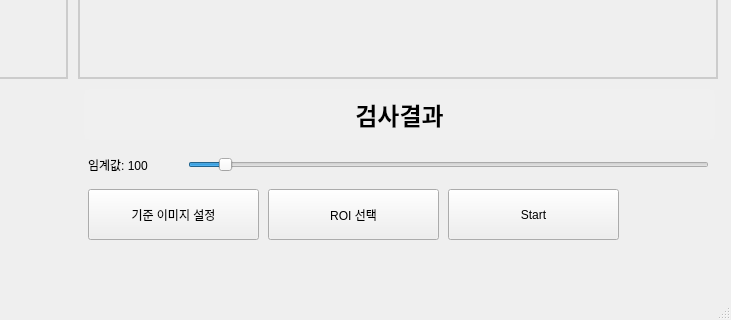
Before: the Qt Designer form vision_test.ui in hyunsub-shin/vision_test, drawn with Qt 5; both pictures show x 582 to 1313 and y 571 to 891 of the 1313 by 891 pixel window.
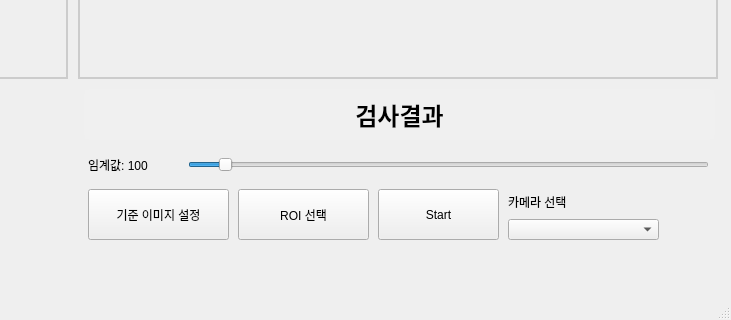
After: the same form once the commit is applied.

Commit message: 카메라 선택 comboBox 추가

The edit to the form file:
```diff
--- a/vision_test.ui
+++ b/vision_test.ui
@@ -57,7 +57,7 @@
      <rect>
       <x>670</x>
       <y>760</y>
-      <width>171</width>
+      <width>141</width>
       <height>51</height>
      </rect>
     </property>
@@ -68,9 +68,9 @@
    <widget class="QPushButton" name="roi_button">
     <property name="geometry">
      <rect>
-      <x>850</x>
+      <x>820</x>
       <y>760</y>
-      <width>171</width>
+      <width>131</width>
       <height>51</height>
      </rect>
     </property>
@@ -81,9 +81,9 @@
    <widget class="QPushButton" name="start_stop_button">
     <property name="geometry">
      <rect>
-      <x>1030</x>
+      <x>960</x>
       <y>760</y>
-      <width>171</width>
+      <width>121</width>
       <height>51</height>
      </rect>
     </property>
@@ -152,6 +152,32 @@
      <set>Qt::AlignLeading|Qt::AlignLeft|Qt::AlignVCenter</set>
     </property>
    </widget>
+   <widget class="QComboBox" name="camera_comboBox">
+    <property name="geometry">
+     <rect>
+      <x>1090</x>
+      <y>790</y>
+      <width>151</width>
+      <height>21</height>
+     </rect>
+    </property>
+   </widget>
+   <widget class="QLabel" name="text_label1">
+    <property name="geometry">
+     <rect>
+      <x>1090</x>
+      <y>757</y>
+      <width>91</width>
+      <height>31</height>
+     </rect>
+    </property>
+    <property name="text">
+     <string>카메라 선택</string>
+    </property>
+    <property name="alignment">
+     <set>Qt::AlignLeading|Qt::AlignLeft|Qt::AlignVCenter</set>
+    </property>
+   </widget>
   </widget>
   <widget class="QMenuBar" name="menubar">
    <property name="geometry">
```
The commit also changes 1 other file.
